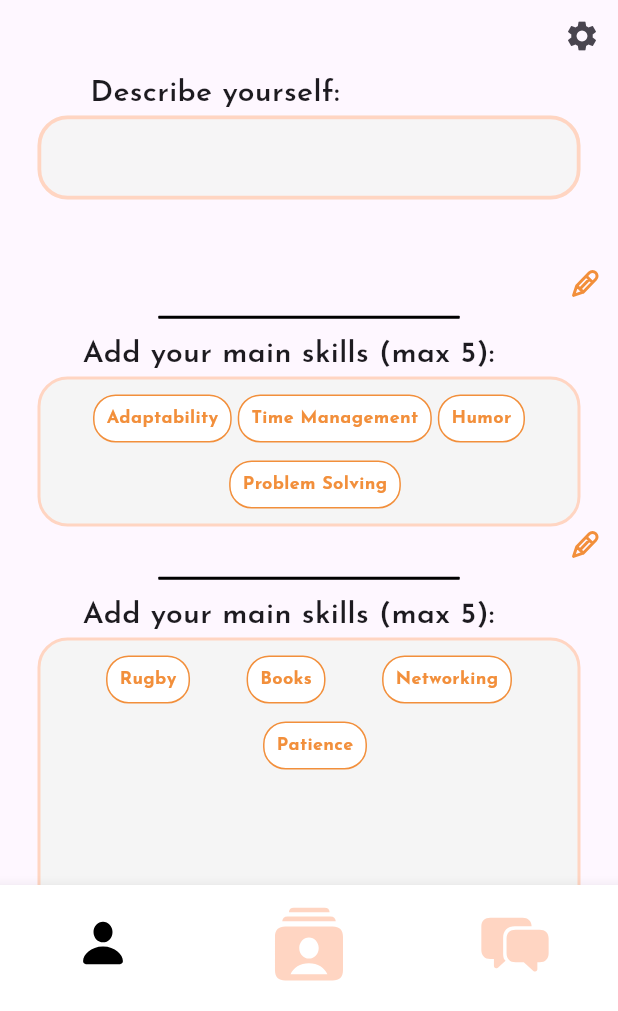
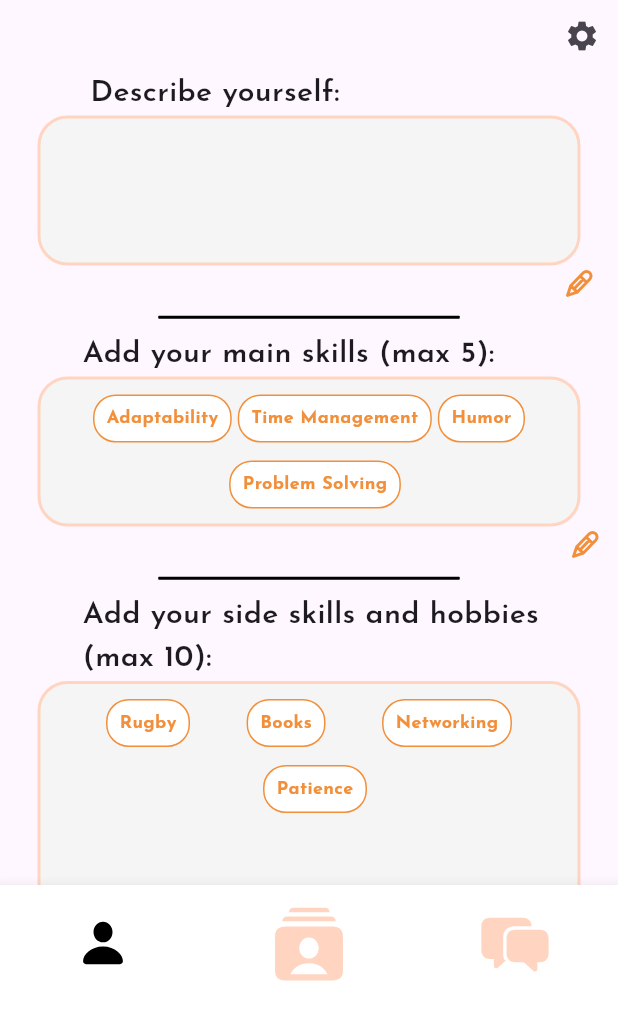
Before and after one commit to algosup/2023-2024-project-5-flutter-team-3, a Flutter app: the ProfilePage screen opened by its route, on a phone screen of 412 x 824 dp, the part 225-1236 px from its top. Run offline on Flutter 3.47's test engine with Material 3 defaults, Android fonts, the light colour scheme and no system bars; our stand-ins replace cloud_firestore, firebase_auth, firebase_core, flutter_svg, get, go_router and 2 more; accounts and stored records are empty.

Commit message:
updated profile page

```diff
--- a/adopte_a_candidate/lib/main.dart
+++ b/adopte_a_candidate/lib/main.dart
@@ -1,9 +1,11 @@
 // ignore_for_file: depend_on_referenced_packages
 
 import 'package:adopte_a_candidate/services/authentification/authentification_repository.dart';
+import 'package:adopte_a_candidate/services/providers/providers.dart';
 import 'package:flutter/material.dart';
 import 'package:firebase_core/firebase_core.dart';
 import 'package:get/get.dart';
+import 'package:provider/provider.dart';
 import 'firestore/firebase_options.dart';
 
 // Routes package
@@ -13,7 +15,8 @@
   WidgetsFlutterBinding.ensureInitialized();
   Firebase.initializeApp(options: DefaultFirebaseOptions.currentPlatform)
       .then((value) => Get.put(AuthentificationRepository()));
-  runApp(const MyApp());
+  runApp( ChangeNotifierProvider(create: (BuildContext context) { return ProfileState();},
+  child: const MyApp()));
 }
 
 class MyApp extends StatelessWidget {
--- a/adopte_a_candidate/lib/pages/profile_page.dart
+++ b/adopte_a_candidate/lib/pages/profile_page.dart
@@ -1,16 +1,18 @@
 // Flutter base packages
-import 'package:flutter/cupertino.dart';
 import 'package:flutter/material.dart';
-import 'package:flutter/widgets.dart';
+import 'package:flutter_svg/flutter_svg.dart';
 import 'package:go_router/go_router.dart';
 import 'package:google_fonts/google_fonts.dart';
+import 'package:adopte_a_candidate/services/providers/providers.dart';
 
 // Custom Widgets
 import 'package:adopte_a_candidate/widgets/card/cards.dart';
+import 'package:provider/provider.dart';
 import '../widgets/card/tags.dart';
 import '../widgets/logo/logo.dart';
 import '../widgets/navbar/navigation_bar.dart';
 import '../widgets/buttons/modifier_button.dart';
+
 
 // Profile Page, the user will be able to see his profile and modify his information.
 class ProfilePage extends StatefulWidget {
@@ -22,6 +24,11 @@
 
 class _ProfilePageState extends State<ProfilePage> {
   final TextEditingController _controllerAboutMe = TextEditingController();
+  bool isToggledAboutMe = false;
+  final ValueNotifier<String> _aboutMeTextNotifier = ValueNotifier<String>('');
+
+
+  List<String> aboutMeText = [];
 
   @override
   void dispose() {
@@ -31,6 +38,9 @@
 
   @override
   Widget build(BuildContext context) {
+    var profileState = Provider.of<ProfileState>(context, listen: false);
+
+
     return Scaffold(
       appBar: const Logo(), // Display the logo in the AppBar
       body: SingleChildScrollView(
@@ -62,38 +72,47 @@
                 ],
               ),
             ),
-            Row(mainAxisAlignment: MainAxisAlignment.center, children: [
-              //CustomTextField(
-              // About Me text field, the user can make a small description about himself
-              //  controller: _controllerAboutMe,
-              //title: 'Describe yourself',
-              // hinttext: 'Write a short description about yourself',
-              //isObscure: false,
-              // isEmail: false,
-              // width: MediaQuery.of(context).size.width - 50,
-              //heigth: 125,
-              //showToggle: false),
-              SizedBox(
-                height: 100,
-                width: MediaQuery.of(context).size.width - 50,
-                child: TextField(
-                  controller: _controllerAboutMe,
-                  maxLines: null,
-                  decoration: const InputDecoration(
-                    filled: true,
-                    fillColor: Color(0xDDF5F5F5),
-                    enabledBorder: OutlineInputBorder(
-                      borderSide: BorderSide(
-                        color: Color(0xffffd5c2),
-                        width: 2.5,
+            Row(
+                mainAxisAlignment: MainAxisAlignment.center,
+                children: [
+                  Column(
+                    mainAxisAlignment: MainAxisAlignment.end,
+                    children: [
+                      Visibility(
+                        visible: isToggledAboutMe,
+                        replacement: const NonWritableAboutMe(),
+                        child: AboutMeTextField(aboutMeTextNotifier: _aboutMeTextNotifier),
+
                       ),
-                      borderRadius: BorderRadius.all(Radius.circular(20)),
-                    ),
+                      Padding(
+                        padding: const EdgeInsets.fromLTRB(370, 0, 0, 0),
+                        child: Visibility(
+                          visible: !isToggledAboutMe,
+                          replacement: GestureDetector(
+                            onTap: () {
+                              setState(() {
+                                isToggledAboutMe = !isToggledAboutMe;
+                                profileState.addAboutMeText(_aboutMeTextNotifier.value);
+                              });
+                            },
+                            child: SvgPicture.asset('assets/images/check-circle.svg',
+                              height: 25,
+                              width: 30,
+                            ),
+                          ),
+                          child: modifierButton(
+                            onTap: () {
+                              setState(() {
+                                isToggledAboutMe = !isToggledAboutMe;
+                              });
+                            },
+                          ),
+                        ),
+                      ),
+                    ],
                   ),
-                ),
-              )
-            ]),
-            const modifierButton(), // Displays the pen button, that will allow to change the information into the text field when pressed
+                ]),
+            // Displays the pen button, that will allow to change the information into the text field when pressed
             const SizedBox(height: 10),
             const CardLineHorizontal(), // Displays an horizontal line to comply with design
             const SizedBox(height: 10),
@@ -164,7 +183,9 @@
                 ),
               ],
             ),
-            const modifierButton(), // Displays the pen button, that will allow to change the information into the container above when pressed
+            modifierButton(
+              onTap: () {},
+            ), // Displays the pen button, that will allow to change the information into the container above when pressed
             const SizedBox(height: 10),
             const CardLineHorizontal(), // Displays an horizontal line to comply with design
             Padding(
@@ -174,7 +195,7 @@
                 children: [
                   const SizedBox(width: 55),
                   Text(
-                    'Add your main skills (max 5):',
+                    'Add your side skills and hobbies \n(max 10):',
                     style: GoogleFonts.josefinSans(
                       textStyle: const TextStyle(
                         fontSize: 20,
@@ -229,9 +250,12 @@
                 ],
               ),
             ),
-            const Padding(
-              padding: EdgeInsets.fromLTRB(0, 0, 0, 10),
-                child: modifierButton()),
+            Padding(
+                padding: const EdgeInsets.fromLTRB(0, 0, 0, 10),
+                child: modifierButton(
+                  onTap: () {},
+                )
+            ),
           ],
         ),
       ),
@@ -260,3 +284,100 @@
     );
   }
 }
+
+class NonWritableAboutMe extends StatelessWidget {
+  const NonWritableAboutMe({
+    super.key,
+  });
+
+  @override
+  Widget build(BuildContext context) {
+    // Listen to changes in the ProfileState
+    var profileState = Provider.of<ProfileState>(context);
+
+    return Container(
+      height: 100,
+      width: MediaQuery.of(context).size.width - 50,
+      decoration: ShapeDecoration(
+        color: const Color(0xFFF5F5F5),
+        shape: RoundedRectangleBorder(
+          side: const BorderSide(width: 2, color: Color(0xFFFFD5C2)),
+          borderRadius: BorderRadius.circular(20),
+        ),
+      ),
+      child: Padding(
+        padding: const EdgeInsets.all(8.0),
+        child: Text(
+          profileState.aboutMeTexts.join("\n"), // Use the latest text from the ProfileState
+          style: const TextStyle(
+            fontSize: 20,
+          ),
+        ),
+      ),
+    );
+  }
+}
+
+class AboutMeTextField extends StatefulWidget {
+  const AboutMeTextField({
+    super.key,
+    required this.aboutMeTextNotifier,
+  });
+
+  final ValueNotifier<String> aboutMeTextNotifier;
+
+  @override
+  _AboutMeTextFieldState createState() => _AboutMeTextFieldState();
+}
+
+class _AboutMeTextFieldState extends State<AboutMeTextField> {
+  late final TextEditingController _controller;
+
+  @override
+  void initState() {
+    super.initState();
+    _controller = TextEditingController(text: widget.aboutMeTextNotifier.value);
+
+    widget.aboutMeTextNotifier.addListener(() {
+      if (_controller.text != widget.aboutMeTextNotifier.value) {
+        _controller.text = widget.aboutMeTextNotifier.value;
+      }
+    });
+  }
+
+  @override
+  void dispose() {
+    widget.aboutMeTextNotifier.removeListener(() {
+      if (_controller.text != widget.aboutMeTextNotifier.value) {
+        _controller.text = widget.aboutMeTextNotifier.value;
+      }
+    });
+    _controller.dispose();
+    super.dispose();
+  }
+
+  @override
+  Widget build(BuildContext context) {
+    return SizedBox(
+      height: 100,
+      width: MediaQuery.of(context).size.width - 50,
+      child: TextField(
+        controller: _controller,
+        onChanged: (text) => widget.aboutMeTextNotifier.value = text,
+        maxLines: 3,
+        decoration: const InputDecoration(
+          filled: true,
+          fillColor: Color(0xDDF5F5F5),
+          enabledBorder: OutlineInputBorder(
+            borderSide: BorderSide(
+              color: Color(0xffffd5c2),
+              width: 2.5,
+            ),
+            borderRadius: BorderRadius.all(Radius.circular(20)),
+          ),
+        ),
+        textDirection: TextDirection.ltr,
+      ),
+    );
+  }
+}
--- /dev/null
+++ b/adopte_a_candidate/lib/services/providers/providers.dart
@@ -0,0 +1,21 @@
+import 'package:flutter/material.dart';
+
+class ProfileState extends ChangeNotifier {
+  String _aboutMeText = '';
+  final List<String> _aboutMeTexts = [];
+  final TextEditingController aboutMeController = TextEditingController();
+
+  String get aboutMeText => _aboutMeText;
+  List<String> get aboutMeTexts => _aboutMeTexts;
+
+  void updateAboutMeText(String newText) {
+    _aboutMeText = newText;
+    notifyListeners();
+  }
+
+  void addAboutMeText(String newText) {
+    _aboutMeTexts.clear();
+    _aboutMeTexts.add(newText);
+    notifyListeners();
+  }
+}
--- a/adopte_a_candidate/lib/widgets/buttons/modifier_button.dart
+++ b/adopte_a_candidate/lib/widgets/buttons/modifier_button.dart
@@ -3,8 +3,12 @@
 
 // Modifier button widget, that allows the user to change his information
 class modifierButton extends StatelessWidget {
+  final VoidCallback onTap;
+
+
   const modifierButton({
     super.key,
+    required this.onTap,
   });
 
   @override
@@ -15,7 +19,7 @@
         Padding(
           padding: const EdgeInsets.fromLTRB(0, 0, 10, 0),
           child: GestureDetector(
-            onTap: () {},
+            onTap: onTap,
             child: SvgPicture.asset('assets/images/pen.svg'),
           ),
         )
--- a/adopte_a_candidate/pubspec.yaml
+++ b/adopte_a_candidate/pubspec.yaml
@@ -43,6 +43,7 @@
   roundcheckbox: ^2.0.3
   go_router: ^14.1.3
   google_fonts: ^6.2.1
+  provider: ^6.0.3
 
 dev_dependencies:
   flutter_test:
```
Also changed, not shown: adopte_a_candidate/pubspec.lock.
